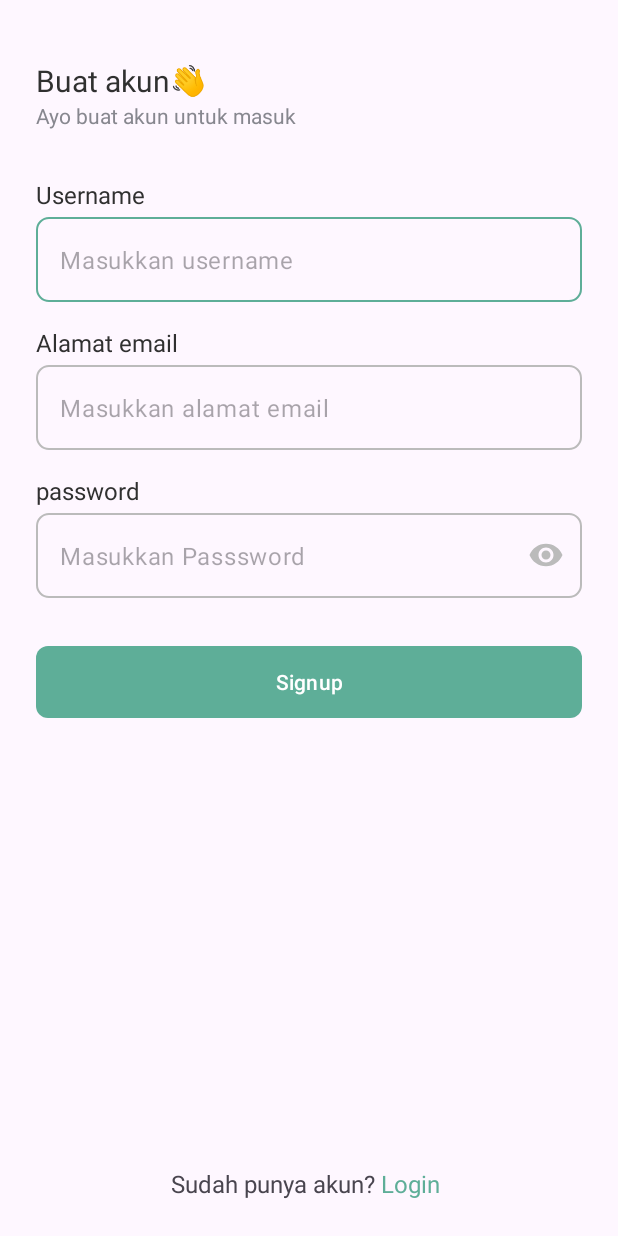
After one commit to MuhammadFarrel4148/U-Meal-Team-Capstone, an Android app: the RegisterActivity screen opened directly, with no data from a screen before it, on a phone screen of 412 x 824 dp. The commit adds this screen. Run offline under Robolectric (Android 15) with nearby library versions, the phone set to English and light mode, and no system bars.

Commit message:
feat: slicing login and register page

```diff
--- a/MD/app/build.gradle.kts
+++ b/MD/app/build.gradle.kts
@@ -33,6 +33,10 @@ android {
     kotlinOptions {
         jvmTarget = "1.8"
     }
+    buildFeatures{
+        viewBinding = true
+        buildConfig = true
+    }
 }
 
 dependencies {
--- /dev/null
+++ b/MD/app/src/main/java/com/example/umeal/auth/signup/ui/RegisterActivity.kt
@@ -0,0 +1,31 @@
+package com.example.umeal.auth.signup.ui
+
+import android.content.Intent
+import android.os.Bundle
+import androidx.activity.enableEdgeToEdge
+import androidx.appcompat.app.AppCompatActivity
+import androidx.core.view.ViewCompat
+import androidx.core.view.WindowInsetsCompat
+import com.example.umeal.R
+import com.example.umeal.auth.login.ui.LoginActivity
+import com.example.umeal.databinding.ActivityLoginBinding
+import com.example.umeal.databinding.ActivityRegisterBinding
+
+class RegisterActivity : AppCompatActivity() {
+    private lateinit var binding: ActivityRegisterBinding
+    override fun onCreate(savedInstanceState: Bundle?) {
+        super.onCreate(savedInstanceState)
+//        enableEdgeToEdge()
+        binding = ActivityRegisterBinding.inflate(layoutInflater)
+        setContentView(binding.root)
+        ViewCompat.setOnApplyWindowInsetsListener(findViewById(R.id.main)) { v, insets ->
+            val systemBars = insets.getInsets(WindowInsetsCompat.Type.systemBars())
+            v.setPadding(systemBars.left, systemBars.top, systemBars.right, systemBars.bottom)
+            insets
+        }
+
+        binding.btnLogin.setOnClickListener {
+            startActivity(Intent(this, LoginActivity::class.java))
+        }
+    }
+}
--- /dev/null
+++ b/MD/app/src/main/res/drawable/button_bg.xml
@@ -0,0 +1,15 @@
+<?xml version="1.0" encoding="utf-8"?>
+<selector xmlns:android="http://schemas.android.com/apk/res/android">
+    <item android:state_enabled="true">
+        <shape android:shape="rectangle">
+            <solid android:color="?attr/colorPrimary" />
+            <corners android:radius="8dp" />
+        </shape>
+    </item>
+    <item android:state_enabled="false">
+        <shape android:shape="rectangle">
+            <solid android:color="@color/gray50" />
+            <corners android:radius="8dp" />
+        </shape>
+    </item>
+</selector>
--- /dev/null
+++ b/MD/app/src/main/res/drawable/text_input_bg.xml
@@ -0,0 +1,17 @@
+<?xml version="1.0" encoding="utf-8"?>
+<selector xmlns:android="http://schemas.android.com/apk/res/android">
+    <item android:state_enabled="true" android:state_focused="true">
+        <shape android:shape="rectangle">
+            <solid android:color="@android:color/transparent" />
+            <corners android:radius="8dp" />
+            <stroke android:width="1dp" android:color="?attr/colorPrimary" />
+        </shape>
+    </item>
+    <item android:state_enabled="true">
+        <shape android:shape="rectangle">
+            <solid android:color="@android:color/transparent" />
+            <corners android:radius="8dp" />
+            <stroke android:width="1dp" android:color="@color/gray30" />
+        </shape>
+    </item>
+</selector>
--- /dev/null
+++ b/MD/app/src/main/res/layout/activity_register.xml
@@ -0,0 +1,160 @@
+<?xml version="1.0" encoding="utf-8"?>
+<androidx.constraintlayout.widget.ConstraintLayout xmlns:android="http://schemas.android.com/apk/res/android"
+    xmlns:app="http://schemas.android.com/apk/res-auto"
+    xmlns:tools="http://schemas.android.com/tools"
+    android:id="@+id/main"
+    android:layout_width="match_parent"
+    android:layout_height="match_parent"
+    android:padding="24dp"
+    tools:context=".auth.signup.ui.RegisterActivity">
+
+    <TextView
+        android:id="@+id/tvWelcomeHeadline"
+        android:layout_width="wrap_content"
+        android:layout_height="wrap_content"
+        android:layout_marginTop="16dp"
+        android:text="@string/create_account"
+        android:textColor="@color/black50"
+        android:textSize="20sp"
+        app:layout_constraintStart_toStartOf="parent"
+        app:layout_constraintTop_toTopOf="parent" />
+
+    <TextView
+        android:id="@+id/tvWelcome"
+        android:layout_width="wrap_content"
+        android:layout_height="wrap_content"
+        android:text="@string/lets_create_new_account"
+        android:textColor="@color/gray50"
+        android:textSize="14sp"
+        app:layout_constraintStart_toStartOf="@+id/tvWelcomeHeadline"
+        app:layout_constraintTop_toBottomOf="@+id/tvWelcomeHeadline" />
+
+    <TextView
+        android:id="@+id/tvUsername"
+        android:layout_width="wrap_content"
+        android:layout_height="wrap_content"
+        android:layout_marginTop="32dp"
+        android:text="@string/username"
+        android:textColor="@color/black50"
+        android:textSize="16sp"
+        app:layout_constraintStart_toStartOf="@+id/tvWelcome"
+        app:layout_constraintTop_toBottomOf="@+id/tvWelcome" />
+
+    <com.google.android.material.textfield.TextInputLayout
+        android:id="@+id/usernameInputLayout"
+        android:layout_width="match_parent"
+        android:layout_height="wrap_content"
+        android:layout_marginTop="4dp"
+        app:helperTextTextColor="@color/red"
+        app:hintEnabled="false"
+        app:hintTextAppearance="@color/gray30"
+        app:layout_constraintStart_toStartOf="@+id/tvUsername"
+        app:layout_constraintTop_toBottomOf="@+id/tvUsername">
+
+        <com.google.android.material.textfield.TextInputEditText
+            android:id="@+id/edtUsername"
+            android:layout_width="match_parent"
+            android:layout_height="wrap_content"
+            android:background="@drawable/text_input_bg"
+            android:hint="@string/enter_username" />
+    </com.google.android.material.textfield.TextInputLayout>
+
+    <TextView
+        android:id="@+id/tvEmailLabel"
+        android:layout_width="wrap_content"
+        android:layout_height="wrap_content"
+        android:layout_marginTop="16dp"
+        android:text="@string/email_address"
+        android:textColor="@color/black50"
+        android:textSize="16sp"
+        app:layout_constraintStart_toStartOf="@+id/usernameInputLayout"
+        app:layout_constraintTop_toBottomOf="@+id/usernameInputLayout" />
+
+    <com.google.android.material.textfield.TextInputLayout
+        android:id="@+id/emailInputLayout"
+        android:layout_width="match_parent"
+        android:layout_height="wrap_content"
+        android:layout_marginTop="4dp"
+        app:helperTextTextColor="@color/red"
+        app:hintEnabled="false"
+        app:hintTextAppearance="@color/gray30"
+        app:layout_constraintStart_toStartOf="@+id/tvEmailLabel"
+        app:layout_constraintTop_toBottomOf="@+id/tvEmailLabel">
+
+        <com.google.android.material.textfield.TextInputEditText
+            android:id="@+id/edtEmail"
+            android:layout_width="match_parent"
+            android:layout_height="wrap_content"
+            android:background="@drawable/text_input_bg"
+            android:hint="@string/enter_your_email" />
+    </com.google.android.material.textfield.TextInputLayout>
+
+    <TextView
+        android:id="@+id/tvPasswordLabel"
+        android:layout_width="wrap_content"
+        android:layout_height="wrap_content"
+        android:layout_marginTop="16dp"
+        android:text="@string/password"
+        android:textColor="@color/black50"
+        android:textSize="16sp"
+        app:layout_constraintStart_toStartOf="@+id/emailInputLayout"
+        app:layout_constraintTop_toBottomOf="@+id/emailInputLayout" />
+
+    <com.google.android.material.textfield.TextInputLayout
+        android:id="@+id/passwordInputLayout"
+        android:layout_width="match_parent"
+        android:layout_height="wrap_content"
+        android:layout_marginTop="4dp"
+        app:helperTextTextColor="@color/red"
+        app:hintEnabled="false"
+        app:hintTextAppearance="@color/gray30"
+        app:layout_constraintStart_toStartOf="@+id/tvPasswordLabel"
+        app:layout_constraintTop_toBottomOf="@+id/tvPasswordLabel"
+        app:passwordToggleEnabled="true"
+        app:passwordToggleTint="@color/gray30">
+
+        <com.google.android.material.textfield.TextInputEditText
+            android:id="@+id/edtPassword"
+            android:layout_width="match_parent"
+            android:layout_height="wrap_content"
+            android:background="@drawable/text_input_bg"
+            android:hint="@string/enter_password"
+            android:inputType="textPassword" />
+    </com.google.android.material.textfield.TextInputLayout>
+
+    <Button
+        android:id="@+id/btnSignup"
+        android:layout_width="match_parent"
+        android:layout_height="wrap_content"
+        android:layout_marginTop="32dp"
+        android:background="@drawable/button_bg"
+        android:text="@string/signup"
+        app:layout_constraintTop_toBottomOf="@+id/passwordInputLayout"
+        tools:layout_editor_absoluteX="16dp" />
+
+    <LinearLayout
+        android:id="@+id/linearLayout"
+        android:layout_width="match_parent"
+        android:layout_height="wrap_content"
+        android:gravity="center"
+        android:orientation="horizontal"
+        app:layout_constraintBottom_toBottomOf="parent">
+
+        <TextView
+            android:id="@+id/tvSignUp"
+            android:layout_width="wrap_content"
+            android:layout_height="wrap_content"
+            android:text="@string/already_have_account"
+            android:textSize="16sp" />
+
+        <TextView
+            android:id="@+id/btnLogin"
+            android:layout_width="wrap_content"
+            android:layout_height="wrap_content"
+            android:layout_marginHorizontal="4dp"
+            android:text="@string/login"
+            android:textColor="@color/matcha50"
+            android:textSize="16sp" />
+    </LinearLayout>
+
+</androidx.constraintlayout.widget.ConstraintLayout>
--- a/MD/app/src/main/res/values/colors.xml
+++ b/MD/app/src/main/res/values/colors.xml
@@ -1,5 +1,15 @@
 <?xml version="1.0" encoding="utf-8"?>
 <resources>
+
     <color name="black">#FF000000</color>
     <color name="white">#FFFFFFFF</color>
+    <color name="black50">#303030</color>
+    <color name="gray50">#87878F</color>
+    <color name="gray30">#BBBBBB</color>
+    <color name="gray10">#F5F5F5</color>
+    <color name="matcha50">#5EAE98</color>
+    <color name="matcha70">#387667</color>
+    <color name="matcha90">#294E47</color>
+    <color name="yellow">#E9A61A</color>
+    <color name="red">#E74C3C</color>
 </resources>
--- a/MD/app/src/main/res/values/strings.xml
+++ b/MD/app/src/main/res/values/strings.xml
@@ -1,3 +1,17 @@
 <resources>
     <string name="app_name">UMeal</string>
+    <string name="hello_welcome">Halo, Selamat datang👋</string>
+    <string name="happy_to_have_you_back">Senang anda kembali</string>
+    <string name="email_address">Alamat email</string>
+    <string name="enter_your_email">Masukkan alamat email</string>
+    <string name="password">password</string>
+    <string name="enter_password">Masukkan Passsword</string>
+    <string name="login">Login</string>
+    <string name="dont_have_an_account">Belum Punya Akun? </string>
+    <string name="signup">Signup</string>
+    <string name="create_account">Buat akun👋</string>
+    <string name="lets_create_new_account">Ayo buat akun untuk masuk</string>
+    <string name="username">Username</string>
+    <string name="enter_username">Masukkan username</string>
+    <string name="already_have_account">Sudah punya akun?</string>
 </resources>
--- a/MD/app/src/main/res/values/themes.xml
+++ b/MD/app/src/main/res/values/themes.xml
@@ -2,7 +2,7 @@
     <!-- Base application theme. -->
     <style name="Base.Theme.UMeal" parent="Theme.Material3.DayNight.NoActionBar">
         <!-- Customize your light theme here. -->
-        <!-- <item name="colorPrimary">@color/my_light_primary</item> -->
+        <item name="colorPrimary">@color/matcha50</item>
     </style>
 
     <style name="Theme.UMeal" parent="Base.Theme.UMeal" />
```
Also changed, not shown: MD/app/src/main/AndroidManifest.xml (+11 -0 lines), MD/app/src/main/java/com/example/umeal/auth/login/ui/LoginActivity.kt (added, +31 -0 lines), MD/app/src/main/res/layout/activity_login.xml (added, +131 -0 lines).
